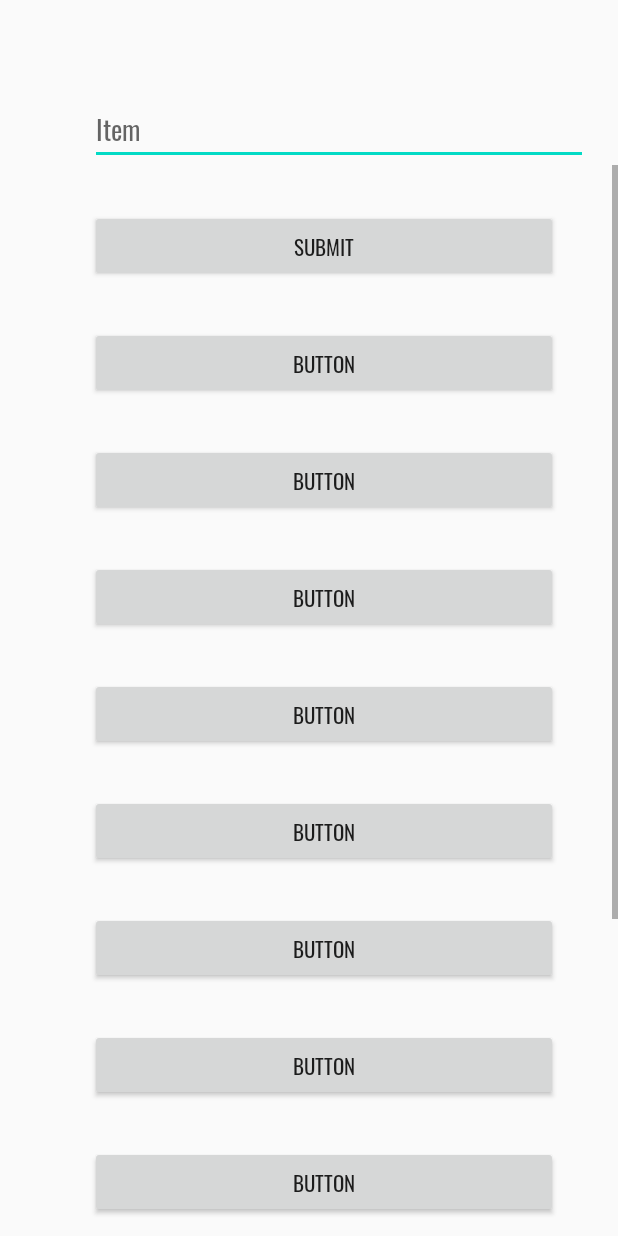
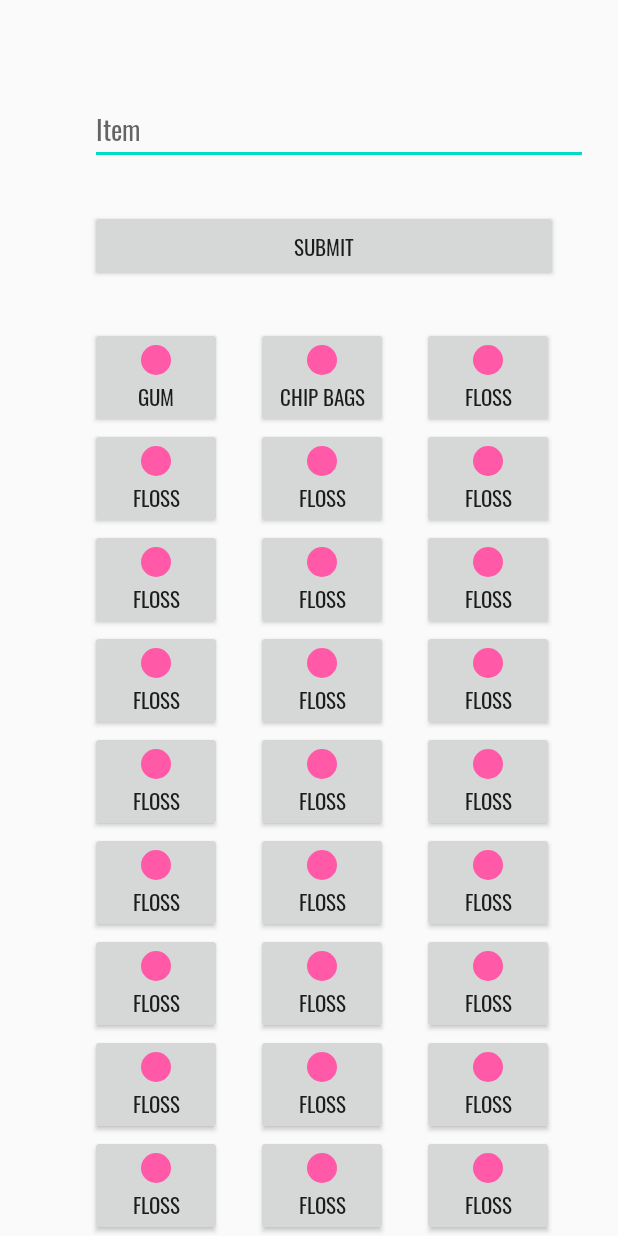
Before and after one commit to angelinepho/evaa, an Android app: the ItemsPage screen opened directly, with no data from a screen before it, on a phone screen of 412 x 824 dp. Run offline under Robolectric (Android 15) with nearby library versions, the phone set to English and light mode, and no system bars.

Commit message:
No more Firebase, but with Item Selection Screen

```diff
--- a/app/src/main/java/com/example/evaa/ItemsPage.java
+++ b/app/src/main/java/com/example/evaa/ItemsPage.java
@@ -1,17 +1,30 @@
 package com.example.evaa;
 
 import androidx.appcompat.app.AppCompatActivity;
+import androidx.recyclerview.widget.GridLayoutManager;
+import androidx.recyclerview.widget.LinearLayoutManager;
+import androidx.recyclerview.widget.RecyclerView;
 
 import android.content.Intent;
 import android.os.Bundle;
+import android.util.Log;
 import android.view.View;
 import android.widget.Button;
 import android.widget.TextView;
+
+import java.util.ArrayList;
 
 public class ItemsPage extends AppCompatActivity {
 
     TextView etItem;
     Button btnSubmit;
+    RecyclerView rvItems;
+    RecyclerView.LayoutManager mLayoutManager;
+    RecyclerView.Adapter mAdapter;
+
+    private static final String TAG = "ItemsPage";
+    ArrayList<String> mItems;
+
 
     @Override
     protected void onCreate(Bundle savedInstanceState) {
@@ -20,6 +33,21 @@ public class ItemsPage extends AppCompatActivity {
 
         etItem = findViewById(R.id.etItem);
         btnSubmit = findViewById(R.id.btnSubmit);
+        rvItems = findViewById(R.id.rvItems);
+
+        mItems = new ArrayList<>();
+        mItems.add("Gum");
+        mItems.add("Chip bags");
+
+        for (int i = 0; i < 30; i++) {
+            mItems.add("Floss");
+        }
+
+        rvItems.setHasFixedSize(true);
+        mLayoutManager = new GridLayoutManager(this, 3);
+        mAdapter = new MainAdapter(mItems);
+        rvItems.setLayoutManager(mLayoutManager);
+        rvItems.setAdapter(mAdapter);
 
         btnSubmit.setOnClickListener(new View.OnClickListener() {
             @Override
--- /dev/null
+++ b/app/src/main/java/com/example/evaa/MainAdapter.java
@@ -0,0 +1,50 @@
+package com.example.evaa;
+
+import android.graphics.drawable.Drawable;
+import android.view.LayoutInflater;
+import android.view.View;
+import android.view.ViewGroup;
+import android.widget.TextView;
+
+import androidx.annotation.NonNull;
+import androidx.recyclerview.widget.RecyclerView;
+
+import java.util.ArrayList;
+
+public class MainAdapter extends RecyclerView.Adapter<MainAdapter.ViewHolder> {
+
+    ArrayList<String> mItems;
+
+    public MainAdapter(ArrayList<String> items) {
+        mItems = items;
+    }
+
+    @NonNull
+    @Override
+    public MainAdapter.ViewHolder onCreateViewHolder(@NonNull ViewGroup parent, int viewType) {
+        View view = LayoutInflater.from(parent.getContext()).inflate(R.layout.row, parent, false);
+        return new ViewHolder(view);
+    }
+
+    @Override
+    public void onBindViewHolder(@NonNull MainAdapter.ViewHolder holder, int position) {
+        holder.mItemName.setText(mItems.get(position));
+        holder.mItemName.setCompoundDrawablesWithIntrinsicBounds(0, R.drawable.gum, 0, 0);
+    }
+
+    @Override
+    public int getItemCount() {
+        return mItems.size();
+    }
+
+    public class ViewHolder extends RecyclerView.ViewHolder {
+
+        public TextView mItemName;
+
+        public ViewHolder(@NonNull View itemView) {
+            super(itemView);
+
+            mItemName = itemView.findViewById(R.id.item_name);
+        }
+    }
+}
--- a/app/src/main/java/com/example/evaa/SelectedItem.java
+++ b/app/src/main/java/com/example/evaa/SelectedItem.java
@@ -12,7 +12,7 @@ public class SelectedItem extends AppCompatActivity {
 
     TextView tvItemDisplay;
     ImageView ivCheck;
-    int ACTIVITY4 = 4;
+//    int ACTIVITY4 = 4;
 
     @Override
     protected void onCreate(Bundle savedInstanceState) {
--- /dev/null
+++ b/app/src/main/res/drawable/gum.xml
@@ -0,0 +1,5 @@
+<vector android:height="24dp" android:tint="#FF59A8"
+    android:viewportHeight="24" android:viewportWidth="24"
+    android:width="24dp" xmlns:android="http://schemas.android.com/apk/res/android">
+    <path android:fillColor="@android:color/white" android:pathData="M12,12m-10,0a10,10 0,1 1,20 0a10,10 0,1 1,-20 0"/>
+</vector>
--- a/app/src/main/res/layout/items_page.xml
+++ b/app/src/main/res/layout/items_page.xml
@@ -20,15 +20,6 @@
         android:importantForAutofill="no"
         android:inputType="textPersonName" />
 
-    <ScrollView
-        android:layout_width="match_parent"
-        android:layout_height="match_parent">
-
-        <LinearLayout
-            android:layout_width="match_parent"
-            android:layout_height="wrap_content"
-            android:orientation="vertical">
-
     <Button
         android:id="@+id/btnSubmit"
         android:layout_width="match_parent"
@@ -36,116 +27,14 @@
         android:layout_marginLeft="60dp"
         android:layout_marginTop="30dp"
         android:layout_marginRight="40dp"
+        android:layout_marginBottom="30dp"
         android:text="Submit" />
 
-            <Button
-                android:id="@+id/button2"
+    <androidx.recyclerview.widget.RecyclerView
+        android:id="@+id/rvItems"
         android:layout_width="match_parent"
-                android:layout_height="wrap_content"
-                android:layout_marginLeft="60dp"
-                android:layout_marginTop="30dp"
-                android:layout_marginRight="40dp"
-                android:text="Button" />
-
-            <Button
-                android:id="@+id/button3"
-                android:layout_width="match_parent"
-                android:layout_height="wrap_content"
-                android:layout_marginLeft="60dp"
-                android:layout_marginTop="30dp"
-                android:layout_marginRight="40dp"
-                android:text="Button" />
-
-            <Button
-                android:id="@+id/button12"
-                android:layout_width="match_parent"
-                android:layout_height="wrap_content"
-                android:layout_marginLeft="60dp"
-                android:layout_marginTop="30dp"
-                android:layout_marginRight="40dp"
-                android:text="Button" />
-
-            <Button
-                android:id="@+id/button4"
-                android:layout_width="match_parent"
-                android:layout_height="wrap_content"
-                android:layout_marginLeft="60dp"
-                android:layout_marginTop="30dp"
-                android:layout_marginRight="40dp"
-                android:text="Button" />
-
-            <Button
-                android:id="@+id/button11"
-                android:layout_width="match_parent"
-                android:layout_height="wrap_content"
-                android:layout_marginLeft="60dp"
-                android:layout_marginTop="30dp"
-                android:layout_marginRight="40dp"
-                android:text="Button" />
-
-            <Button
-                android:id="@+id/button13"
-                android:layout_width="match_parent"
-                android:layout_height="wrap_content"
-                android:layout_marginLeft="60dp"
-                android:layout_marginTop="30dp"
-                android:layout_marginRight="40dp"
-                android:text="Button" />
-
-            <Button
-                android:id="@+id/button6"
-                android:layout_width="match_parent"
-                android:layout_height="wrap_content"
-                android:layout_marginLeft="60dp"
-                android:layout_marginTop="30dp"
-                android:layout_marginRight="40dp"
-                android:text="Button" />
-
-            <Button
-                android:id="@+id/button10"
-                android:layout_width="match_parent"
-                android:layout_height="wrap_content"
-                android:layout_marginLeft="60dp"
-                android:layout_marginTop="30dp"
-                android:layout_marginRight="40dp"
-                android:text="Button" />
-
-            <Button
-                android:id="@+id/button9"
-                android:layout_width="match_parent"
-                android:layout_height="wrap_content"
-                android:layout_marginLeft="60dp"
-                android:layout_marginTop="30dp"
-                android:layout_marginRight="40dp"
-                android:text="Button" />
-
-            <Button
-                android:id="@+id/button7"
-                android:layout_width="match_parent"
-                android:layout_height="wrap_content"
-                android:layout_marginLeft="60dp"
-                android:layout_marginTop="30dp"
-                android:layout_marginRight="40dp"
-                android:text="Button" />
-
-            <Button
-                android:id="@+id/button8"
-                android:layout_width="match_parent"
-                android:layout_height="wrap_content"
-                android:layout_marginLeft="60dp"
-                android:layout_marginTop="30dp"
-                android:layout_marginRight="40dp"
-                android:text="Button" />
-
-            <Button
-                android:id="@+id/button5"
-                android:layout_width="match_parent"
-                android:layout_height="wrap_content"
-                android:layout_marginLeft="60dp"
-                android:layout_marginTop="30dp"
-                android:layout_marginRight="40dp"
-                android:text="Button" />
-        </LinearLayout>
-    </ScrollView>
+        android:layout_height="match_parent"
+        android:layout_marginStart="60dp"
+        android:layout_marginEnd="20dp" />
 
 </LinearLayout>
--- /dev/null
+++ b/app/src/main/res/layout/row.xml
@@ -0,0 +1,17 @@
+<?xml version="1.0" encoding="utf-8"?>
+<LinearLayout
+    xmlns:android="http://schemas.android.com/apk/res/android" android:layout_width="match_parent"
+    android:layout_height="wrap_content" android:orientation="vertical">
+
+<!--    <TextView-->
+<!--        android:id="@+id/item_name"-->
+<!--        android:textSize="24sp"-->
+<!--        android:layout_width="match_parent"-->
+<!--        android:layout_height="wrap_content"/>-->
+
+    <Button
+        android:id="@+id/item_name"
+        android:layout_width="wrap_content"
+        android:layout_height="wrap_content" />
+
+</LinearLayout>
```
Lines whose indentation alone changed are shown as unchanged.
